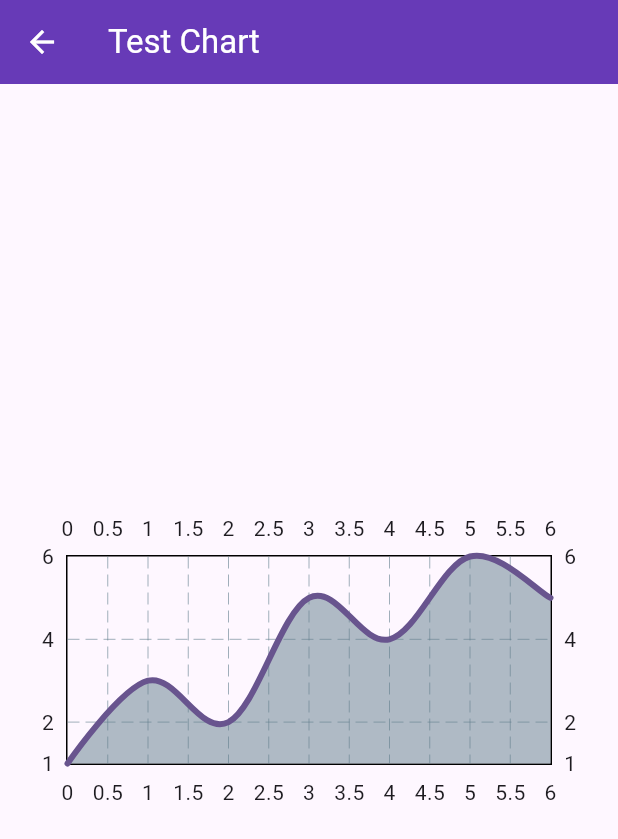
After one commit to tamakooooo/habitbreaker, a Flutter app: the TestChartScreen screen opened by its route, on a phone screen of 412 x 824 dp. The commit adds this screen. Shown: the top 839 px of the screen. Run offline on Flutter 3.47's test engine with Material 3 defaults, Android fonts, the phone set to English and light mode, and no system bars; drawn by our look-alikes of fl_chart; our stand-ins replace equatable, flutter_local_notifications, flutter_riverpod, go_router, hive, hive_flutter and 2 more; missing offline and left inert: workmanager; accounts and stored records are empty.

Commit message:
修复fl_chart版本升级导致的API不兼容问题，更新依赖版本

```diff
--- a/lib/core/router/app_router.dart
+++ b/lib/core/router/app_router.dart
@@ -6,6 +6,7 @@ import 'package:habit_breaker_app/features/habits/screens/habit_list_screen.dart
 import 'package:habit_breaker_app/features/habits/screens/add_habit_screen.dart';
 import 'package:habit_breaker_app/features/habits/screens/habit_detail_screen.dart';
 import 'package:habit_breaker_app/features/statistics/screens/statistics_screen.dart';
+import 'package:habit_breaker_app/features/statistics/screens/test_chart_screen.dart';
 import 'package:habit_breaker_app/features/settings/screens/settings_screen.dart';
 
 final router = GoRouter(
@@ -42,6 +43,10 @@ final router = GoRouter(
       builder: (context, state) => const StatisticsScreen(),
     ),
     GoRoute(
+      path: '/test-chart',
+      builder: (context, state) => const TestChartScreen(),
+    ),
+    GoRoute(
       path: '/settings',
       builder: (context, state) => const SettingsScreen(),
     ),
--- /dev/null
+++ b/lib/features/statistics/screens/test_chart_screen.dart
@@ -0,0 +1,47 @@
+import 'package:flutter/material.dart';
+import 'package:fl_chart/fl_chart.dart';
+
+class TestChartScreen extends StatelessWidget {
+  const TestChartScreen({super.key});
+
+  @override
+  Widget build(BuildContext context) {
+    return Scaffold(
+      appBar: AppBar(
+        title: const Text('Test Chart'),
+        leading: IconButton(
+          icon: const Icon(Icons.arrow_back),
+          onPressed: () => Navigator.of(context).pop(),
+        ),
+      ),
+      body: Center(
+        child: SizedBox(
+          height: 200,
+          child: LineChart(
+            LineChartData(
+              lineBarsData: [
+                LineChartBarData(
+                  spots: [
+                    const FlSpot(0, 1),
+                    const FlSpot(1, 3),
+                    const FlSpot(2, 2),
+                    const FlSpot(3, 5),
+                    const FlSpot(4, 4),
+                    const FlSpot(5, 6),
+                    const FlSpot(6, 5),
+                  ],
+                  isCurved: true,
+                  color: Theme.of(context).primaryColor,
+                  barWidth: 4,
+                  isStrokeCapRound: true,
+                  dotData: const FlDotData(show: false),
+                  belowBarData: BarAreaData(show: true),
+                ),
+              ],
+            ),
+          ),
+        ),
+      ),
+    );
+  }
+}
--- a/lib/screens/home_screen.dart
+++ b/lib/screens/home_screen.dart
@@ -43,6 +43,13 @@ class HomeScreen extends ConsumerWidget {
               },
               child: Text(AppLocalizations.of(context).viewStatistics),
             ),
+            const SizedBox(height: 20),
+            ElevatedButton(
+              onPressed: () {
+                context.go('/test-chart');
+              },
+              child: const Text('Test Chart'),
+            ),
           ],
         ),
       ),
--- a/pubspec.yaml
+++ b/pubspec.yaml
@@ -31,7 +31,7 @@ dependencies:
   dio: ^5.4.0
 
   # Charts & Data Visualization
-  fl_chart: ^0.63.0
+  fl_chart: ^1.0.0
 
   # Notifications & Background Tasks
   flutter_local_notifications: ^19.4.0
```
Also changed, not shown: lib/features/statistics/screens/statistics_screen.dart (+33 -14 lines), pubspec.lock, 1 other file.
